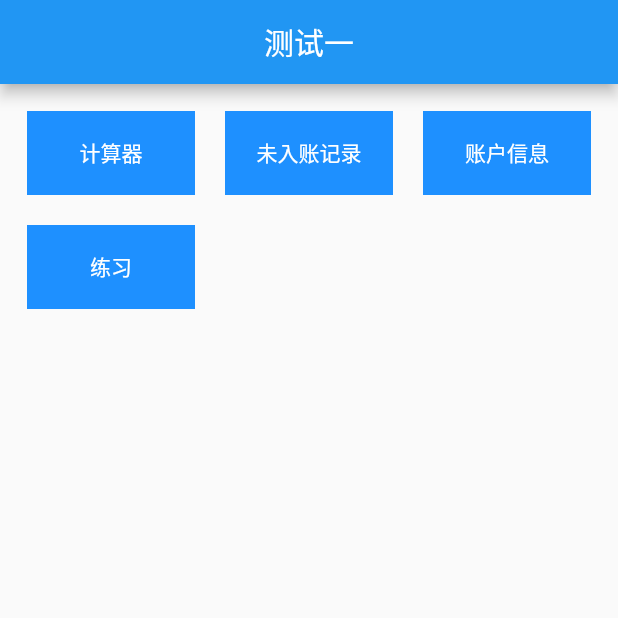
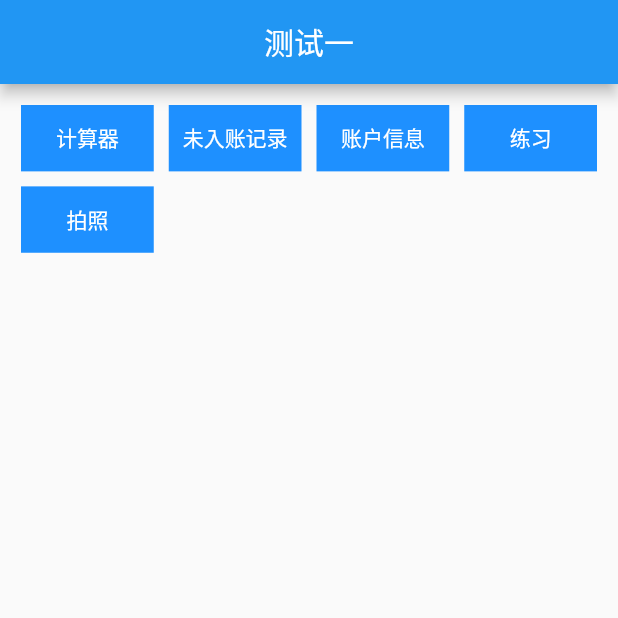
Before and after one commit to hxj1062/myFlutter, a Flutter app: the Tab01Page screen opened directly, on a phone screen of 412 x 824 dp, the top half of it. Run offline on Flutter 3.47's test engine with Material 2 defaults, Android fonts, the phone set to English and light mode, and no system bars; our stand-ins replace convex_bottom_bar, fluttertoast, image_picker.

Commit message:
20230321提交

```diff
--- a/lib/views/tab01_page.dart
+++ b/lib/views/tab01_page.dart
@@ -3,6 +3,7 @@ import 'package:flutter/material.dart';
 import 'package:myfluter/views/account_info_page.dart';
 import '../model/function_bean.dart';
 import 'calculator_page.dart';
+import 'camera_page.dart';
 import 'choice_page.dart';
 import 'not_recorded_page.dart';
 
@@ -20,6 +21,7 @@ class _Tab01PageState extends State<Tab01Page> {
     Functions("未入账记录", "未入账记录", NotRecordedPage()),
     Functions("账户信息", "账户信息", AccountInfoPage()),
     Functions("练习", "单项选择", ChoicePage()),
+    Functions("拍照", "相机应用", CameraPage()),
   ];
 
   @override
@@ -34,13 +36,13 @@ class _Tab01PageState extends State<Tab01Page> {
           //设置滚动方向
           scrollDirection: Axis.vertical,
           //设置列数
-          crossAxisCount: 3,
+          crossAxisCount: 4,
           // 设置内边距
-          padding: EdgeInsets.all(18),
+          padding: EdgeInsets.all(14),
           //设置横向间距
-          crossAxisSpacing: 20,
+          crossAxisSpacing: 10,
           //设置主轴间距
-          mainAxisSpacing: 20,
+          mainAxisSpacing: 10,
           // 设置宽高比
           childAspectRatio: 2 / 1,
           // 数据渲染
```
Also changed, not shown: lib/views/camera_page.dart (added, +89 -0 lines), assets/images/arrow_expand.png (added).
